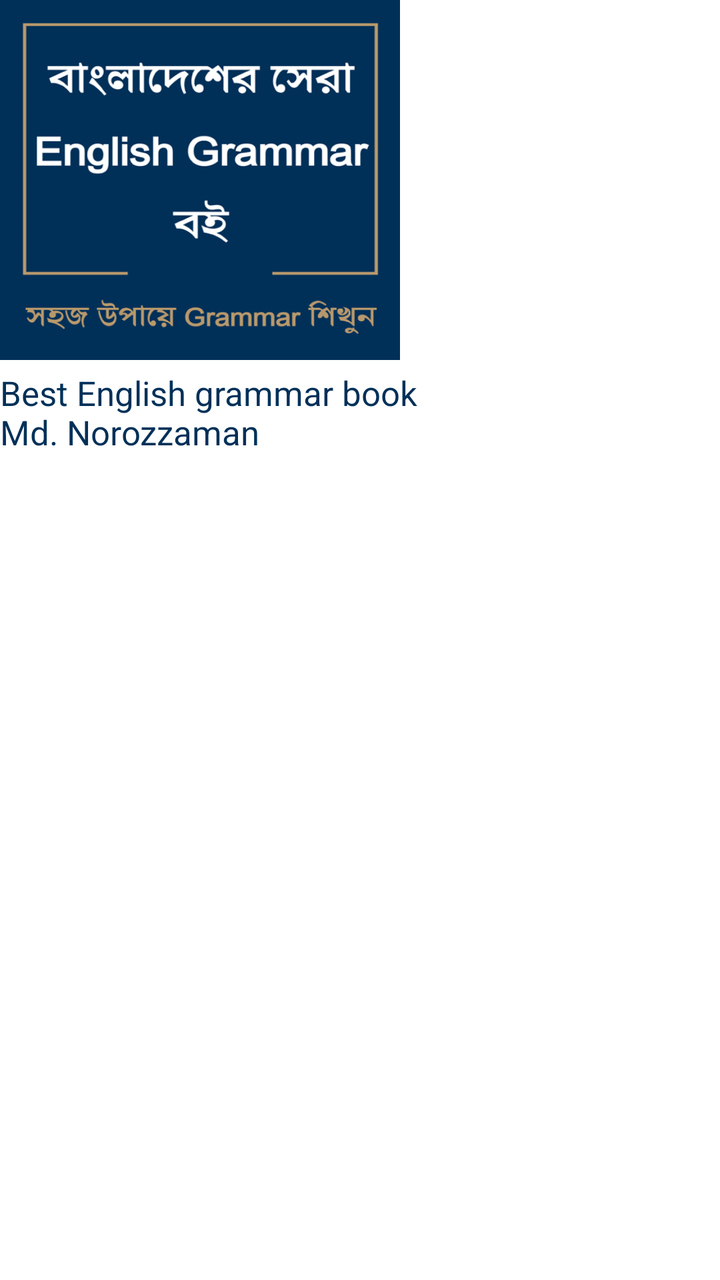
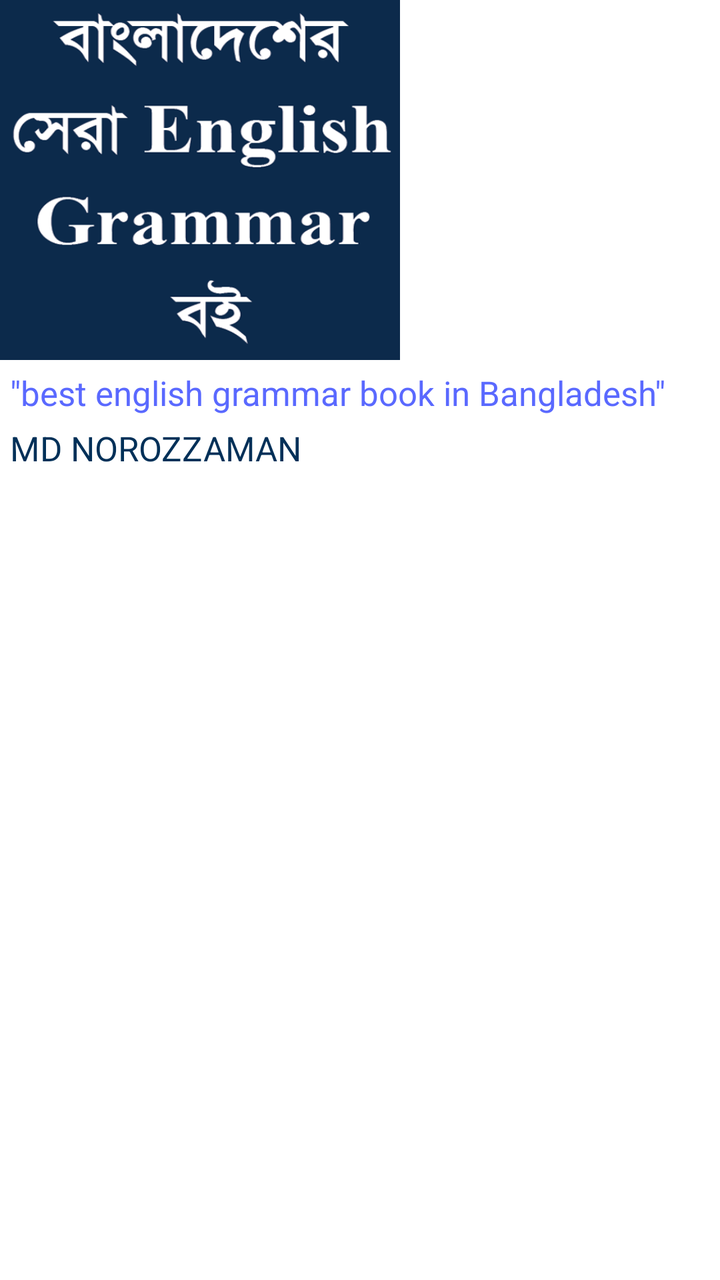

An Android layout rendered at two revisions. The XML below is the earlier revision; the diff shows what the commit changed to produce the second picture.
<!-- AndroidManifest.xml: application theme Theme.Library -->
<!-- res/layout/nav_header_main.xml -->
<?xml version="1.0" encoding="utf-8"?>
<LinearLayout xmlns:android="http://schemas.android.com/apk/res/android"
    android:orientation="vertical"
    android:layout_width="wrap_content"
    android:layout_height="wrap_content">

    <ImageView
        android:src="@drawable/book_logo"
        android:layout_width="200dp"
        android:layout_height="180dp"
        android:scaleType="fitXY"
        android:contentDescription="@string/app_name" />

    <TextView
        android:paddingTop="5dp"
        android:textSize="17sp"
        android:textColor="#003058"
        android:text="@string/author_name"
        android:layout_width="wrap_content"
        android:layout_height="wrap_content"/>

</LinearLayout>
<!-- resources referenced by this layout -->
<resources>
  <!-- drawable book_logo: png bitmap (drawable, 297901 bytes) -->
  <string name="app_name">English grammar book </string>
  <string name="author_name">Best English grammar book\nMd. Norozzaman</string>
  <style name="Theme.Library" parent="Base.Theme.Library" />
  <style name="Base.Theme.Library" parent="Theme.MaterialComponents.Light.NoActionBar">
          
          
          <item name="colorPrimary">@color/colorPrimary</item>
          <item name="colorPrimaryVariant">@color/colorPrimary</item>
          <item name="colorOnPrimary">@color/white</item>
          
          <item name="colorSecondary">@color/colorSecondary</item>
          <item name="colorSecondaryVariant">@color/colorPrimary</item>
          <item name="colorOnSecondary">@color/black</item>
          
          <item name="android:statusBarColor">?attr/colorPrimary</item>
          
  
          <item name="android:forceDarkAllowed" tools:targetApi="q">false</item>
          <item name="android:windowDisablePreview">true</item>
  
          <item name="colorPrimaryDark">@color/colorPrimaryDark</item>
          <item name="colorAccent">@color/colorAccent</item>
          <item name="android:splitMotionEvents">false</item>
          <item name="android:windowEnableSplitTouch">false</item>
          <item name="android:windowContentTransitions">true</item>
      </style>
  <color name="colorPrimary">#AF8F62</color>
  <color name="white">#FFFFFFFF</color>
  <color name="colorSecondary">#7C35E2</color>
  <color name="black">#FF000000</color>
  <color name="colorPrimaryDark">#6200EE</color>
  <color name="colorAccent">#803BE2</color>
</resources>

<!-- the commit's change to res/layout/nav_header_main.xml (unified diff, before → after) -->
@@ -1,5 +1,6 @@
 <?xml version="1.0" encoding="utf-8"?>
 <LinearLayout xmlns:android="http://schemas.android.com/apk/res/android"
+    xmlns:tools="http://schemas.android.com/tools"
     android:orientation="vertical"
     android:layout_width="wrap_content"
     android:layout_height="wrap_content">
@@ -13,10 +14,22 @@
 
     <TextView
         android:paddingTop="5dp"
+        android:paddingStart="5dp"
+        android:textSize="17sp"
+        android:textColor="@color/chapterBack"
+        android:text="@string/author_app_name"
+        android:layout_width="wrap_content"
+        android:layout_height="wrap_content"
+        tools:ignore="RtlSymmetry" />
+
+    <TextView
+        android:paddingTop="5dp"
+        android:paddingStart="5dp"
         android:textSize="17sp"
         android:textColor="#003058"
         android:text="@string/author_name"
         android:layout_width="wrap_content"
-        android:layout_height="wrap_content"/>
+        android:layout_height="wrap_content"
+        tools:ignore="RtlSymmetry" />
 
 </LinearLayout>
<!-- resource entries referenced after the edit -->
@@ -1,8 +1,10 @@
 <!-- resources referenced by this layout -->
 <resources>
-  <!-- drawable book_logo: png bitmap (drawable, 297901 bytes) -->
+  <color name="chapterBack">#5A69FF</color>
+  <!-- drawable book_logo: png bitmap (drawable, 62926 bytes) -->
   <string name="app_name">English grammar book </string>
-  <string name="author_name">Best English grammar book\nMd. Norozzaman</string>
+  <string name="author_app_name">\"best english grammar book in Bangladesh\"</string>
+  <string name="author_name">MD NOROZZAMAN</string>
   <style name="Theme.Library" parent="Base.Theme.Library" />
   <style name="Base.Theme.Library" parent="Theme.MaterialComponents.Light.NoActionBar">
           
